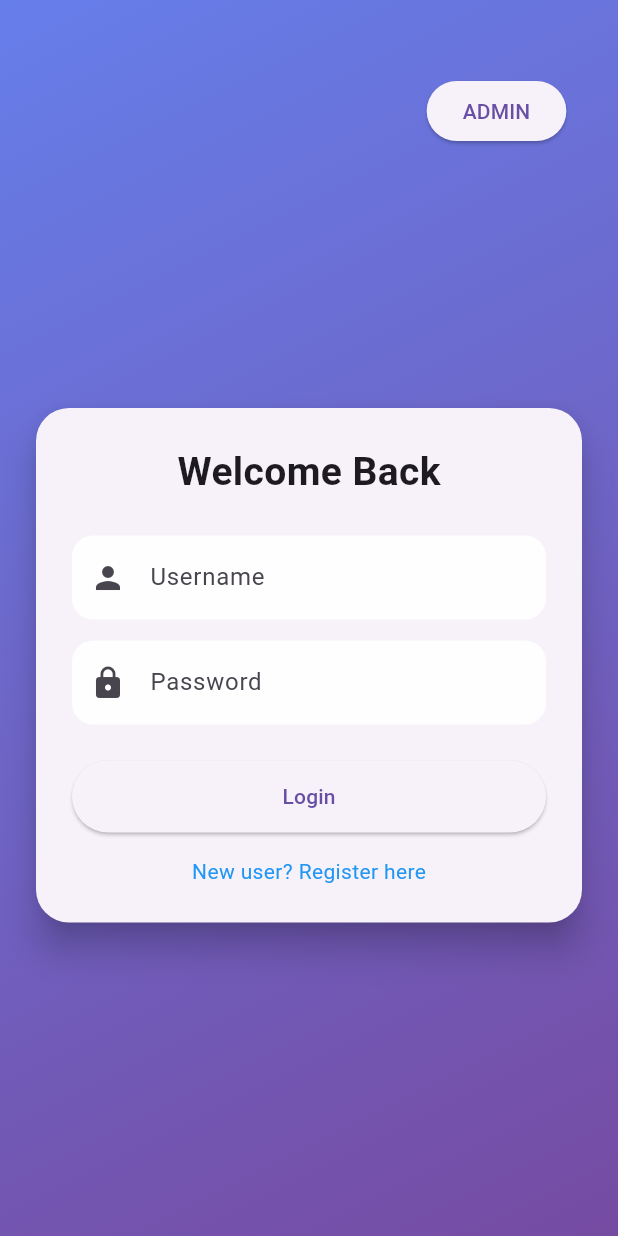
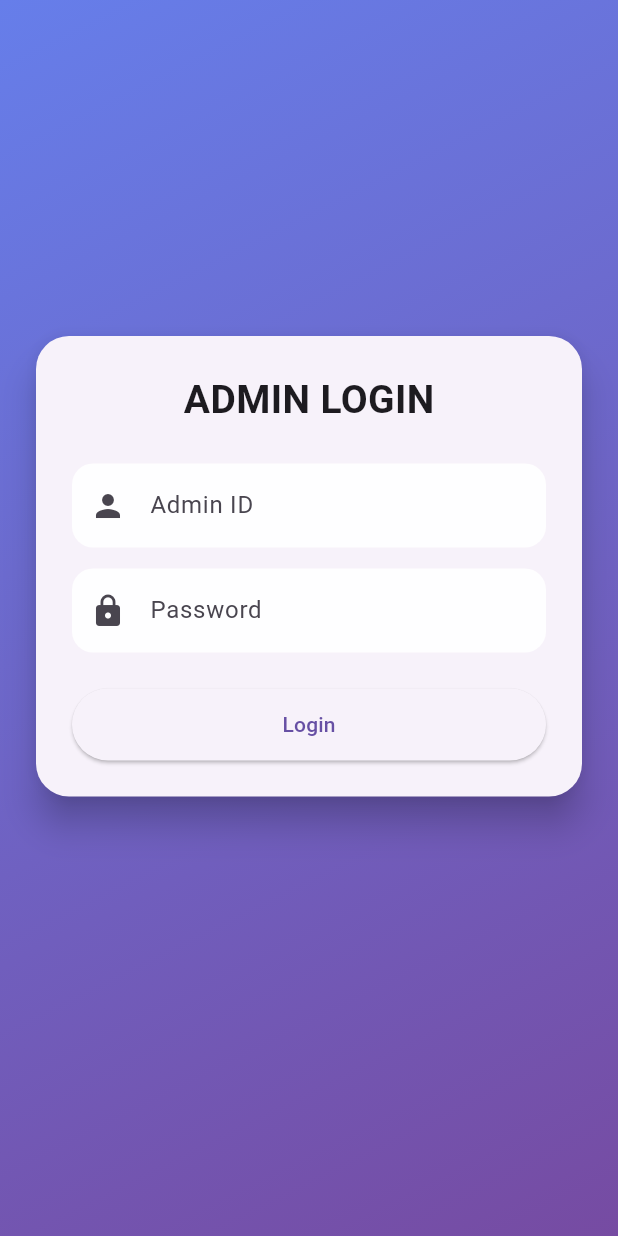
Before and after one commit to yawansharma/Navikarana, a Flutter app: the screen it shows after launch, after a tap on "ADMIN", on a phone screen of 412 x 824 dp. Run offline on Flutter 3.47's test engine with Material 3 defaults, Android fonts, the light colour scheme and no system bars; our stand-ins replace cloud_firestore, firebase_core, geolocator, google_maps_flutter, image_picker, webview_flutter; missing offline and left inert: desktop_multi_window; accounts and stored records are empty.

Commit message:
Admin Page + Location Boundary Setting

```diff
--- a/lib/admin_login.dart
+++ b/lib/admin_login.dart
@@ -0,0 +1,156 @@
+
+import 'package:flutter/material.dart';
+import 'package:cloud_firestore/cloud_firestore.dart';
+import 'package:firebase_core/firebase_core.dart';
+import 'package:unknown/admin_home_page.dart';
+import 'package:webview_flutter/webview_flutter.dart';
+
+import 'firebase_options.dart';
+import 'home_page.dart';
+import 'register_page.dart';
+
+class AdminLoginPage extends StatefulWidget {
+  const AdminLoginPage({super.key});
+
+  @override
+  State<AdminLoginPage> createState() => _AdminLoginPageState();
+}
+
+class _AdminLoginPageState extends State<AdminLoginPage>
+    with SingleTickerProviderStateMixin {
+  final usernameController = TextEditingController();
+  final passwordController = TextEditingController();
+
+  late AnimationController _controller;
+  late Animation<double> _fadeAnim;
+  late Animation<Offset> _slideAnim;
+
+  @override
+  void initState() {
+    super.initState();
+
+    _controller =
+        AnimationController(vsync: this, duration: const Duration(milliseconds: 800));
+
+    _fadeAnim = CurvedAnimation(parent: _controller, curve: Curves.easeIn);
+
+    _slideAnim = Tween<Offset>(
+      begin: const Offset(0, 0.15),
+      end: Offset.zero,
+    ).animate(
+      CurvedAnimation(parent: _controller, curve: Curves.easeOut),
+    );
+
+    _controller.forward();
+  }
+
+  @override
+  void dispose() {
+    _controller.dispose();
+    usernameController.dispose();
+    passwordController.dispose();
+    super.dispose();
+  }
+
+  Future<void> _login() async {
+  const demoAdminId = "admin";
+  const demoPassword = "admin123";
+
+  final enteredId = usernameController.text.trim();
+  final enteredPassword = passwordController.text.trim();
+
+  if (enteredId == demoAdminId && enteredPassword == demoPassword) {
+    Navigator.pushReplacement(
+      context,
+      MaterialPageRoute(
+        builder: (_) => const AdminHomePage(
+          adminName: "Demo Admin",
+        ),
+      ),
+    );
+  } else {
+    ScaffoldMessenger.of(context).showSnackBar(
+      const SnackBar(content: Text("Invalid demo credentials")),
+    );
+  }
+}
+
+
+
+  InputDecoration _input(String label, IconData icon) {
+    return InputDecoration(
+      labelText: label,
+      prefixIcon: Icon(icon),
+      filled: true,
+      fillColor: Colors.white.withOpacity(0.9),
+      border: OutlineInputBorder(
+        borderRadius: BorderRadius.circular(14),
+        borderSide: BorderSide.none,
+      ),
+    );
+  }
+
+  @override
+  Widget build(BuildContext context) {
+    return Scaffold(
+      body: Container(
+        decoration: const BoxDecoration(
+          gradient: LinearGradient(
+            begin: Alignment.topLeft,
+            end: Alignment.bottomRight,
+            colors: [Color(0xFF667EEA), Color(0xFF764BA2)],
+          ),
+        ),
+        child: Column(
+          children: [
+            SizedBox(height: 50,),
+            SizedBox(height: 150,),
+            Center(
+              child: SingleChildScrollView(
+                padding: const EdgeInsets.all(20),
+                child: FadeTransition(
+                  opacity: _fadeAnim,
+                  child: SlideTransition(
+                    position: _slideAnim,
+                    child: Card(
+                      elevation: 10,
+                      shape: RoundedRectangleBorder(
+                        borderRadius: BorderRadius.circular(22),
+                      ),
+                      child: Padding(
+                        padding: const EdgeInsets.all(24),
+                        child: Column(
+                          mainAxisSize: MainAxisSize.min,
+                          children: [
+                            const Text("ADMIN LOGIN",
+                                style: TextStyle(fontSize: 26, fontWeight: FontWeight.bold)),
+                            const SizedBox(height: 24),
+
+                            TextFormField(controller: usernameController, decoration: _input("Admin ID", Icons.person)),
+                            const SizedBox(height: 14),
+
+                            TextFormField(controller: passwordController, obscureText: true, decoration: _input("Password", Icons.lock)),
+                            const SizedBox(height: 24),
+
+                            SizedBox(
+                              width: double.infinity,
+                              height: 48,
+                              child: ElevatedButton(
+                                onPressed: _login,
+                                child: const Text("Login"),
+                              ),
+                            ),
+                          ],
+                        ),
+                      ),
+                    ),
+                  ),
+                ),
+              ),
+            ),
+          ],
+        ),
+      ),
+    );
+  }
+}
--- a/pubspec.yaml
+++ b/pubspec.yaml
@@ -24,6 +24,7 @@ dependencies:
   url_launcher: ^6.3.2
   desktop_multi_window: ^0.3.0
   webview_windows: ^0.4.0
+  google_maps_flutter: ^2.14.0
 
 
 
```
Also changed, not shown: lib/admin_home_page.dart (added, +208 -0 lines), lib/main.dart (+75 -5 lines), pubspec.lock, 1 other file.
